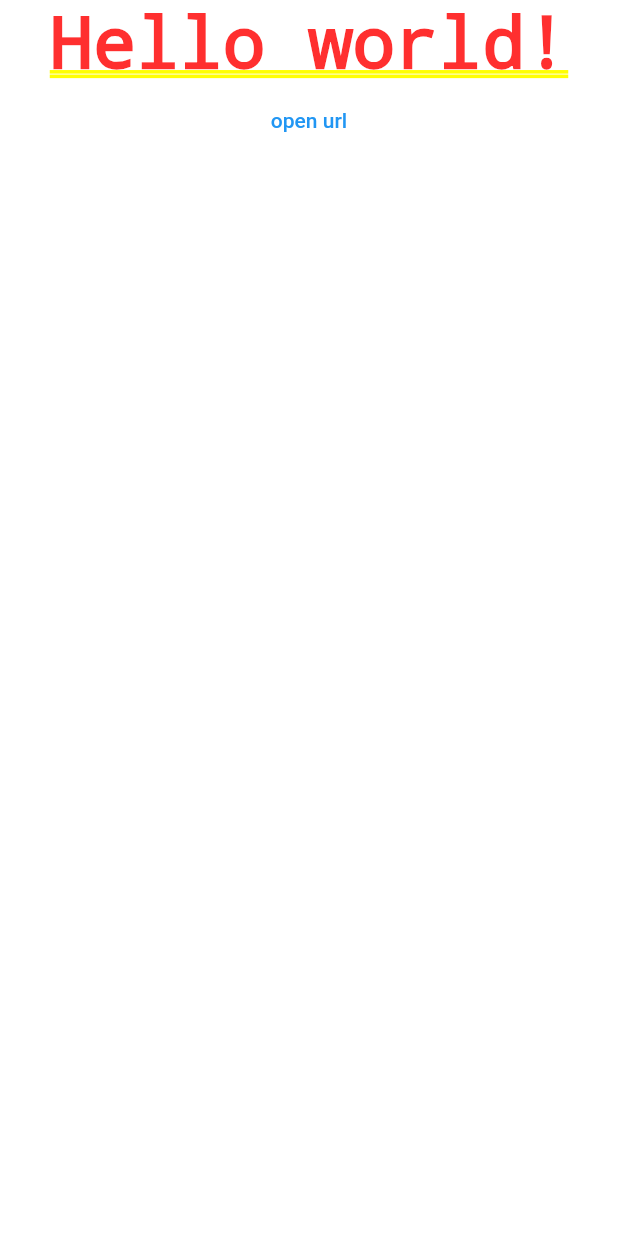
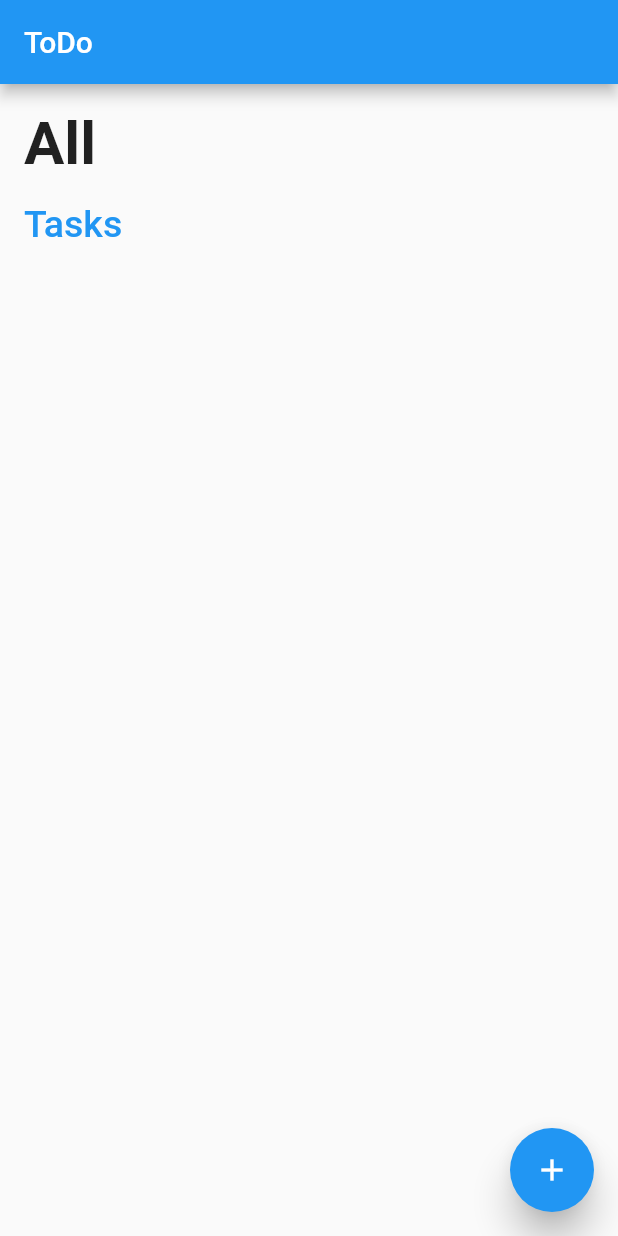
Before and after one commit to edzhurych/to_do, a Flutter app: the screen it shows after launch, on a phone screen of 412 x 824 dp. Run offline on Flutter 3.47's test engine with Material 2 defaults, Android fonts, the phone set to English and light mode, and no system bars.

Commit message:
All tasks screen created

```diff
--- a/lib/main.dart
+++ b/lib/main.dart
@@ -1,8 +1,18 @@
 import 'package:flutter/material.dart';
-import 'package:to_do/widgets/my_body.dart';
+import 'package:to_do/widgets/all_tasks_page.dart';
 
-void main() {
-  runApp(const MaterialApp(
-    home: MyBody()
-  ));
+void main() => runApp(const MyApp());
+
+class MyApp extends StatelessWidget {
+  const MyApp({Key? key}) : super(key: key);
+
+  @override
+  Widget build(BuildContext context) {
+    return MaterialApp(
+      theme: ThemeData(
+        primarySwatch: Colors.blue,
+      ),
+      home: const AllTasksPage(),
+    );
+  }
 }
--- /dev/null
+++ b/lib/widgets/all_tasks_page.dart
@@ -0,0 +1,105 @@
+import 'package:flutter/cupertino.dart';
+import 'package:flutter/material.dart';
+import 'package:flutter/painting.dart';
+
+class AllTasksPage extends StatefulWidget {
+  const AllTasksPage({Key? key}) : super(key: key);
+
+  @override
+  State<AllTasksPage> createState() => _AllTasksPageState();
+}
+
+class _AllTasksPageState extends State<AllTasksPage> {
+  int value = 0;
+
+  _addItem() {
+    setState(() {
+      value += 1;
+    });
+  }
+
+  @override
+  Widget build(BuildContext context) {
+    return Scaffold(
+      appBar: AppBar(
+        title: const Text('ToDo'),
+      ),
+      body:
+          // _tasks,
+          Column(
+        crossAxisAlignment: CrossAxisAlignment.start,
+        children: [
+          _title(),
+          _tasksTitle(),
+          _tasks,
+        ],
+      ),
+      floatingActionButton: FloatingActionButton(
+        elevation: 10,
+        splashColor: Colors.amberAccent,
+        child: const Icon(Icons.add),
+        onPressed: () {
+          _addItem();
+        },
+      ),
+    );
+  }
+
+  Widget _title() => Container(
+        padding: const EdgeInsets.all(16),
+        child: const Text('All',
+            style: TextStyle(
+                color: Colors.black87,
+                fontSize: 40,
+                fontWeight: FontWeight.w700)),
+      );
+
+  Widget _tasksTitle() => Container(
+      padding: const EdgeInsets.only(left: 16, right: 16),
+      child: const Text('Tasks',
+          style: TextStyle(
+              color: Colors.blue, fontSize: 25, fontWeight: FontWeight.w500)));
+
+  get _tasks => Expanded(
+        child: ListView.builder(
+          itemCount: value,
+          padding: const EdgeInsets.all(16),
+          physics: const BouncingScrollPhysics(),
+          scrollDirection: Axis.vertical,
+          shrinkWrap: true,
+          itemBuilder: (context, index) => _buildItem(),
+        ),
+      );
+
+  _buildItem() => const ListItem();
+}
+
+class ListItem extends StatefulWidget {
+  const ListItem({Key? key}) : super(key: key);
+
+  @override
+  State<StatefulWidget> createState() => ListItemState();
+}
+
+class ListItemState extends State<ListItem> {
+  bool isChecked = false;
+
+  @override
+  Widget build(BuildContext context) {
+    return ListTile(
+      onTap: () {},
+      // dense: true,
+      contentPadding: const EdgeInsets.all(2),
+      leading: Checkbox(
+        checkColor: Colors.white,
+        value: isChecked,
+        onChanged: (bool? value) {
+          setState(() {
+            isChecked = value!;
+          });
+        },
+      ),
+      title: const Text("ToDo task"),
+    );
+  }
+}
--- a/lib/widgets/my_body.dart
+++ /dev/null
@@ -1,26 +0,0 @@
-import 'package:flutter/cupertino.dart';
-import 'package:flutter/material.dart';
-import 'package:url_launcher/url_launcher.dart';
-
-class MyBody extends StatelessWidget {
-  const MyBody({Key? key}) : super(key: key);
-
-  @override
-  Widget build(BuildContext context) {
-    return Center(
-        child: Column(
-            children: [
-              const Text('Hello world!'),
-              TextButton(onPressed: () async {
-                const url = 'https://flutter.su';
-                if (await canLaunch(url)) {
-                  await launch(url);
-                } else {
-                  throw 'Could not launch $url';
-                }
-              }, child: const Text('open url'))
-            ]
-        )
-    );
-  }
-}
```
